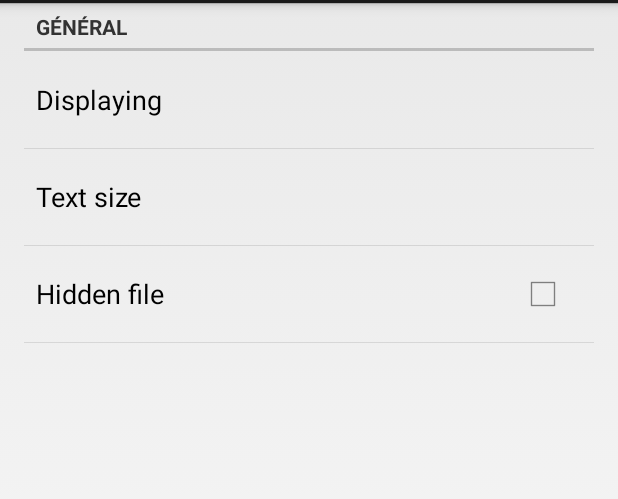
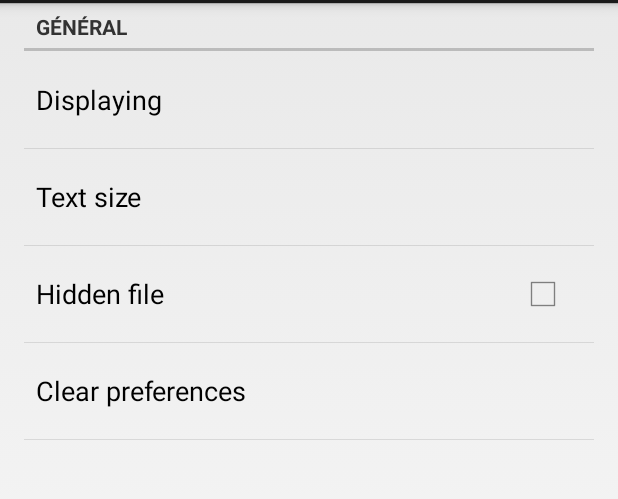
Before and after one commit to jmey/FilesExplorer, an Android app: the UserSettingsActivity screen opened directly, with no data from a screen before it, on a phone screen of 412 x 824 dp, the part 69-568 px from its top. Run offline under Robolectric (Android 15) with nearby library versions, the phone set to English and light mode, and no system bars.

Commit message:
Clear preferences
Ajout d'une option dans les settings permettant de supprimer TOUS les
fichiers de préférences
Donc les settings aussi

```diff
--- a/app/src/main/java/com/example/filesexplorer/UserSettingsActivity.java
+++ b/app/src/main/java/com/example/filesexplorer/UserSettingsActivity.java
@@ -1,12 +1,30 @@
 package com.example.filesexplorer;
 
+import android.content.SharedPreferences;
+import android.preference.Preference;
 import android.preference.PreferenceActivity;
 import android.os.Bundle;
+
+import java.io.File;
 
 public class UserSettingsActivity extends PreferenceActivity {
     @Override
     public void onCreate(Bundle savedInstanceState) {
         super.onCreate(savedInstanceState);
         addPreferencesFromResource(R.xml.settings);
+
+        Preference myPref = (Preference) findPreference("pref_clear_prefs_file");
+        myPref.setOnPreferenceClickListener(new Preference.OnPreferenceClickListener() {
+            @Override
+            public boolean onPreferenceClick(Preference preference) {
+                File prefFile = new File("/data/data/" + getPackageName() + "/shared_prefs");
+                for (File f : prefFile.listFiles()) {
+                    f.delete();
+                }
+                UserSettingsActivity.this.finish();
+                return true;
+            }
+        });
+
     }
 }
--- a/app/src/main/res/values/strings.xml
+++ b/app/src/main/res/values/strings.xml
@@ -18,6 +18,7 @@
     <string name="pref_displaying">Displaying</string>
     <string name="pref_text_size">Text size</string>
     <string name="pref_hidden_file">Hidden file</string>
+    <string name="pref_clear_prefs_file">Clear preferences</string>
 
     <string name="quit">Quit the application</string>
     <string name="quit_confirmation">Do you really want to quit the application?</string>
--- a/app/src/main/res/xml/settings.xml
+++ b/app/src/main/res/xml/settings.xml
@@ -22,6 +22,12 @@
             android:key="pref_hidden_file"
             android:title="@string/pref_hidden_file">
         </CheckBoxPreference>
+
+        <Preference
+            android:key="pref_clear_prefs_file"
+            android:title="@string/pref_clear_prefs_file">
+        </Preference>
+
     </PreferenceCategory>
 
 </PreferenceScreen>
```
Also changed, not shown: app/src/main/java/com/example/filesexplorer/MainActivity.java (+5 -5 lines), 1 other file.
